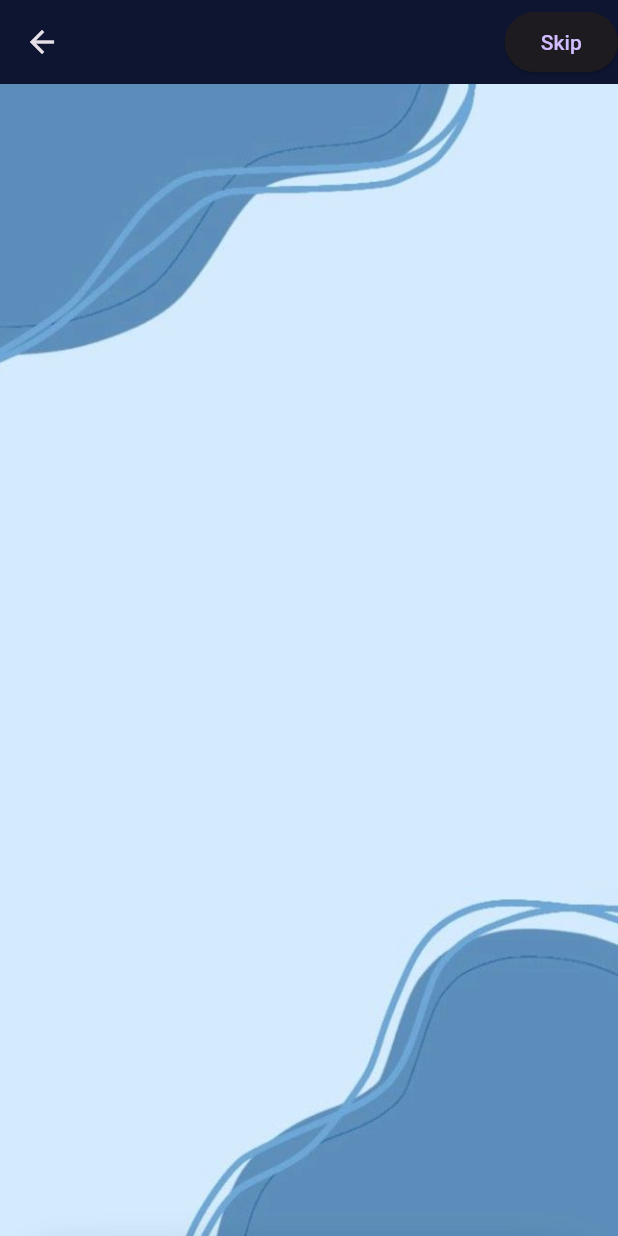
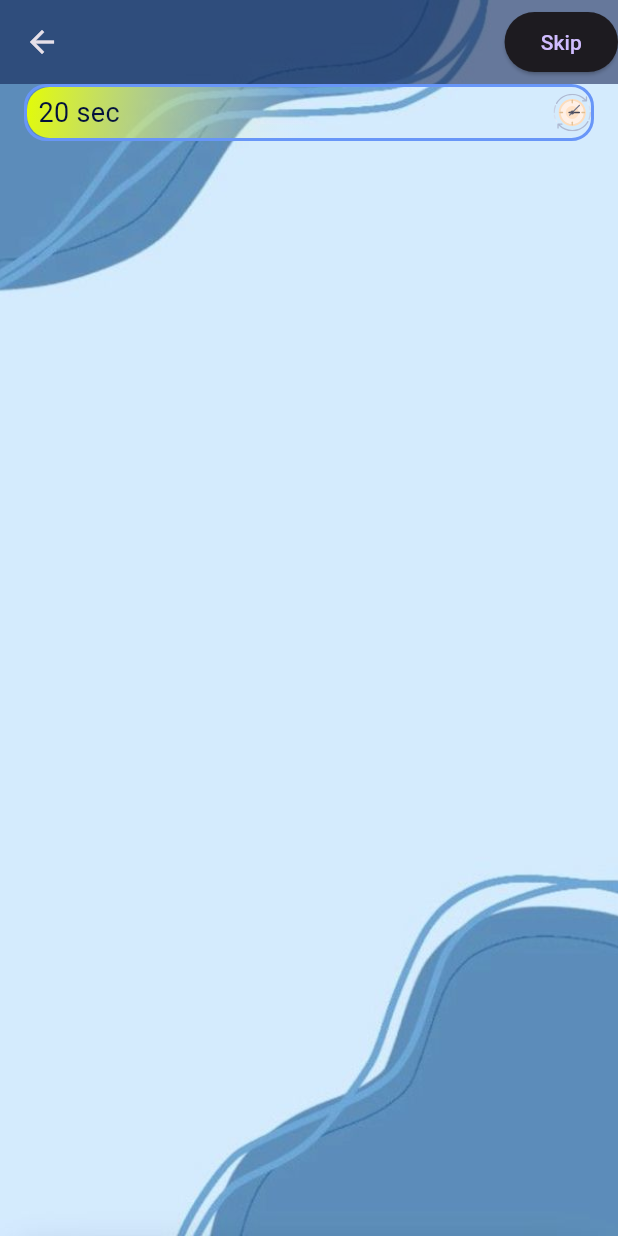
Before and after one commit to abir739/Quiz_App, a Flutter app: the screen it shows after launch, after a tap on "Let's Start!", on a phone screen of 412 x 824 dp. Run offline on Flutter 3.47's test engine with Material 3 defaults, Android fonts, the phone set to English and light mode, and no system bars; our stand-ins replace get, websafe_svg.

Commit message:
working in quiz Screen & Controllers

```diff
--- /dev/null
+++ b/lib/Elements/body.dart
@@ -0,0 +1,37 @@
+import 'package:flutter/material.dart';
+import 'package:flutter/rendering.dart';
+import 'package:quiz_app/Elements/progress_bar.dart';
+
+class body extends StatelessWidget {
+  // const body({
+  //   required Key key,
+  // }) : super(key: key);
+
+  @override
+  Widget build(BuildContext context) {
+    return Stack(
+      children: [
+        SizedBox(
+          height: MediaQuery.of(context)
+              .size
+              .height, //will have the same device's height
+          width: MediaQuery.of(context).size.width,
+          child: Image.asset(
+            "assets/images/img2.jpg",
+            fit: BoxFit.cover,
+          ),
+        ),
+        const SafeArea(
+          child: Padding(
+            padding: EdgeInsets.symmetric(horizontal: 16.0),
+            child: Column(
+              children: [
+                progressbar(),
+              ],
+            ),
+          ),
+        )
+      ],
+    );
+  }
+}
--- /dev/null
+++ b/lib/Elements/progress_bar.dart
@@ -0,0 +1,61 @@
+import 'package:flutter/material.dart';
+import 'package:websafe_svg/websafe_svg.dart';
+
+class progressbar extends StatelessWidget {
+  const progressbar({
+    super.key,
+  });
+
+  @override
+  Widget build(BuildContext context) {
+    return Container(
+      width: double.infinity,
+      height: 38,
+      decoration: BoxDecoration(
+        border: Border.all(
+            color: const Color.fromARGB(255, 104, 150, 248),
+            width: 2),
+        borderRadius: const BorderRadius.all(Radius.circular(15)),
+      ),
+      child: Stack(
+        children: [
+          LayoutBuilder(
+            builder: (context, constraints) => Container(
+              width: constraints.maxWidth * 0.5,
+              decoration: const BoxDecoration(
+                gradient: LinearGradient(
+                  begin: Alignment.topLeft,
+                  end: Alignment.bottomRight,
+                  colors: [
+                    Color.fromARGB(255, 227, 252, 5),
+                    Color.fromARGB(0, 244, 245, 247),
+                  ], // Replace with your desired colors
+                ),
+                borderRadius: BorderRadius.all(Radius.circular(15)),
+              ),
+            ),
+          ),
+          Positioned.fill(
+              left: 7.5,
+              child: Row(
+                mainAxisAlignment: MainAxisAlignment.spaceBetween,
+                children: [
+                  const Text(
+                    "20 sec",
+                    style: TextStyle(
+                      fontSize: 18,
+                      color: Color.fromARGB(255, 3, 17, 61),
+                    ),
+                  ),
+                  WebsafeSvg.asset(
+                    "assets/images/clock2.svg",
+                    width: 25,
+                    height: 25,
+                  ),
+                ],
+              )),
+        ],
+      ),
+    );
+  }
+}
--- a/lib/Pages/quiz_page.dart
+++ b/lib/Pages/quiz_page.dart
@@ -1,16 +1,25 @@
 import 'package:flutter/material.dart';
+import 'package:quiz_app/Elements/body.dart';
 
 class QuizPage extends StatelessWidget {
   @override
   Widget build(BuildContext context) {
     return Scaffold(
+      extendBodyBehindAppBar: true,
       appBar: AppBar(
         backgroundColor: const Color.fromARGB(138, 8, 23, 71),
         actions: [
           ElevatedButton(onPressed: () {}, child: const Text("Skip")),
         ],
       ),
-      body: Stack(
+      body: body(),
+    );
+  }
+}
+
+@override
+Widget build(BuildContext context) {
+  return Stack(
     children: [
       SizedBox(
         height: MediaQuery.of(context).size.height,
@@ -21,7 +30,5 @@ class QuizPage extends StatelessWidget {
         ),
       ),
     ],
-      ),
   );
 }
-}
--- a/lib/Pages/welcome_page.dart
+++ b/lib/Pages/welcome_page.dart
@@ -2,8 +2,6 @@ import 'package:flutter/material.dart';
 import 'package:quiz_app/Pages/quiz_page.dart';
 
 class WelcomePage extends StatelessWidget {
-  static const double kDefaultPadding = 16.0;
-
   @override
   Widget build(BuildContext context) {
     return Scaffold(
@@ -19,7 +17,7 @@ class WelcomePage extends StatelessWidget {
           ),
           SafeArea(
             child: Padding(
-              padding: const EdgeInsets.symmetric(horizontal: kDefaultPadding),
+              padding: const EdgeInsets.symmetric(horizontal: 16.0),
               child: Column(
                 crossAxisAlignment: CrossAxisAlignment.start,
                 children: [
@@ -71,7 +69,7 @@ class WelcomePage extends StatelessWidget {
                           ));
                     },
                     child: Container(
-                      padding: const EdgeInsets.all(kDefaultPadding * 0.75),
+                      padding: const EdgeInsets.all(16.0 * 0.75),
                       width: double.infinity,
                       decoration: const BoxDecoration(
                         color: Color.fromARGB(193, 21, 81, 170),
--- /dev/null
+++ b/lib/controllers/questions_controller.dart
@@ -0,0 +1,18 @@
+import 'package:flutter/material.dart';
+import 'package:get/get_state_manager/src/simple/get_controllers.dart';
+// GetX est un gestionnaire d'état pour Flutter qui offre une gestion d'état simple,
+//  rapide et réactive pour vos applications.
+//  Il offre des fonctionnalités telles que la gestion
+// de l'état global, la gestion de la navigation, la gestion des dépendances, etc.
+
+class questionController extends GetxController {
+  late AnimationController _animationController;
+  late Animation _animation;
+
+  Animation get animation => this._animation;
+
+  @override
+  void onInit(){
+    super.onInit();
+  }
+}
--- a/pubspec.yaml
+++ b/pubspec.yaml
@@ -35,6 +35,8 @@ dependencies:
   # The following adds the Cupertino Icons font to your application.
   # Use with the CupertinoIcons class for iOS style icons.
   cupertino_icons: ^1.0.2
+  websafe_svg: ^3.0.1+1
+  get: ^4.6.6
 
 dev_dependencies:
   flutter_test:
```
Also changed, not shown: assets/images/clock1.svg (added), assets/images/clock2.svg (added), pubspec.lock. Lines whose indentation alone changed are shown as unchanged.
